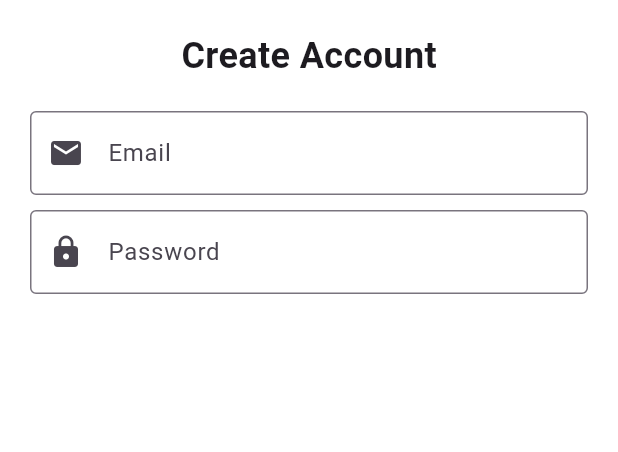
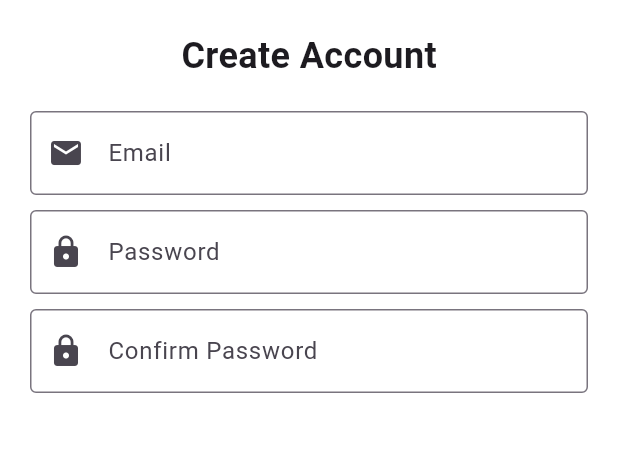
Before and after one commit to AliAljawad/Sign-Speak-Front, a Flutter app: the screen it shows after launch, on a phone screen of 412 x 824 dp, the part 339-791 px from its top. Run offline on Flutter 3.47's test engine with Material 3 defaults, Android fonts, the phone set to English and light mode, and no system bars.

Commit message:
added Confirm Password input field to SignUpPage

```diff
--- a/lib/screens/sign_up_screen.dart
+++ b/lib/screens/sign_up_screen.dart
@@ -47,6 +47,15 @@ class SignUpPage extends StatelessWidget {
       border: OutlineInputBorder(),
     ),
   ),
+  const SizedBox(height: 10),
+  const TextField(
+    obscureText: true,
+    decoration: InputDecoration(
+      labelText: 'Confirm Password',
+      prefixIcon: Icon(Icons.lock),
+      border: OutlineInputBorder(),
+    ),
+  ),
 ],
 
         ),
```
